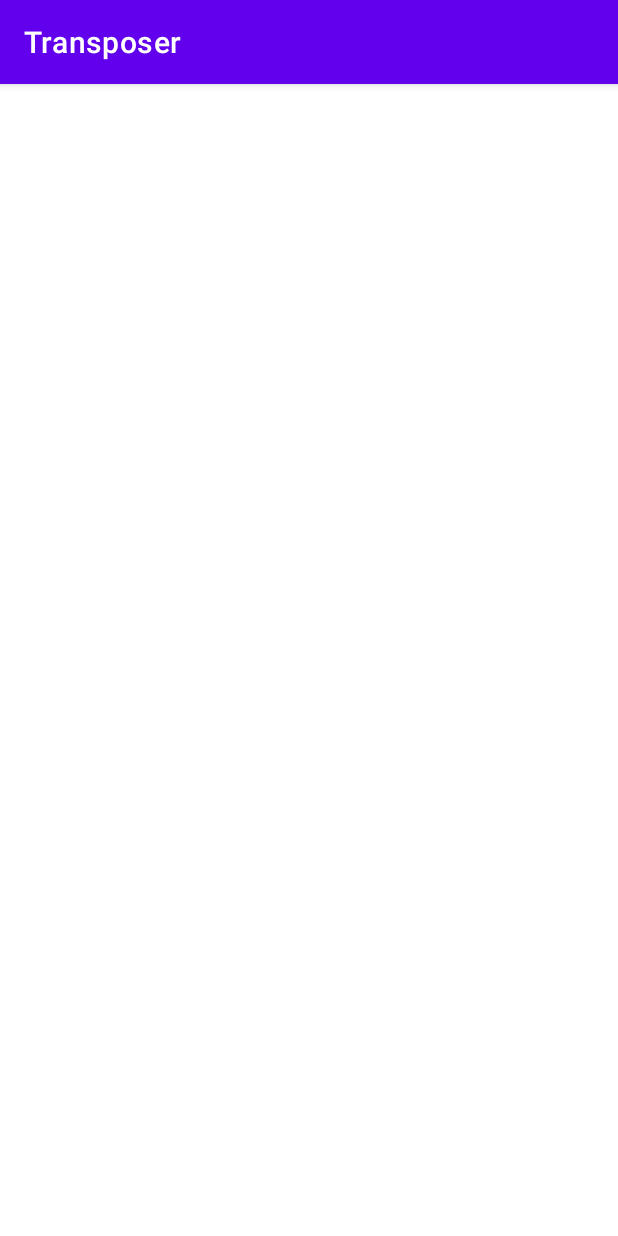
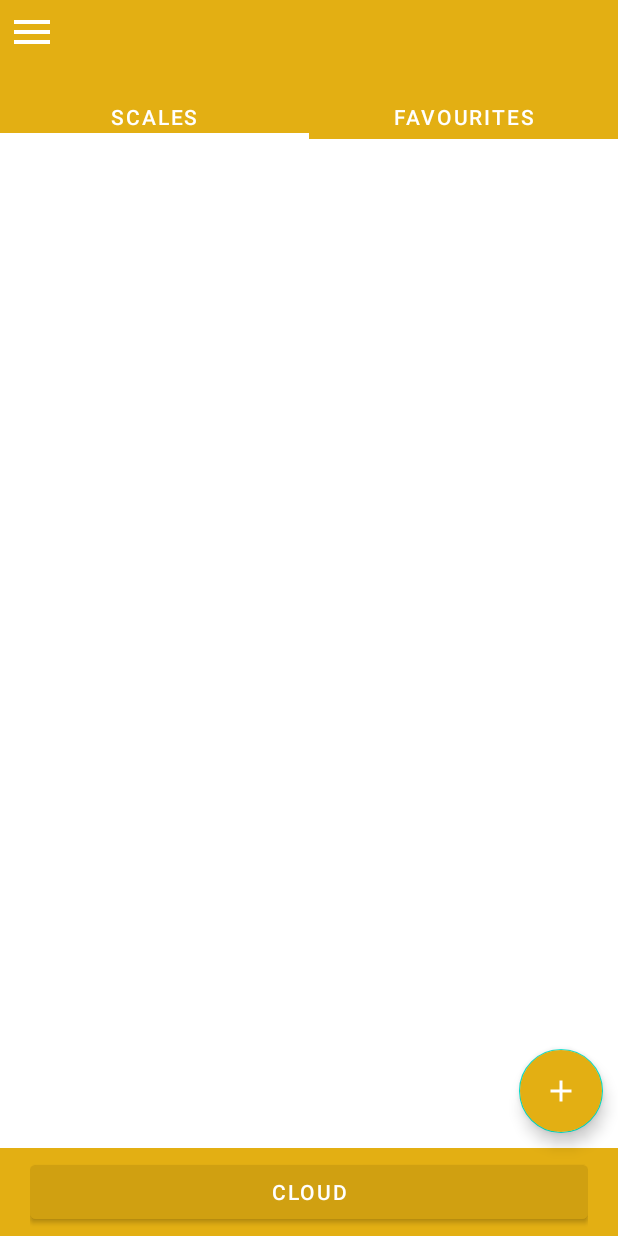
Before and after one commit to enteraname74/Transposer, an Android app: the screen it shows after launch (MainActivity), on a phone screen of 412 x 824 dp. Run offline under Robolectric (Android 15) with nearby library versions, the phone set to English and light mode, and no system bars.

Commit message:
Add basic style for the app

```diff
--- a/app/src/main/java/com/github/enteraname74/transposer/MainActivity.kt
+++ b/app/src/main/java/com/github/enteraname74/transposer/MainActivity.kt
@@ -2,7 +2,6 @@ package com.github.enteraname74.transposer
 
 import androidx.appcompat.app.AppCompatActivity
 import android.os.Bundle
-import com.github.enteraname74.Transposer.R
 
 class MainActivity : AppCompatActivity() {
     override fun onCreate(savedInstanceState: Bundle?) {
--- /dev/null
+++ b/app/src/main/res/drawable/ic_add.xml
@@ -0,0 +1,5 @@
+<vector android:height="24dp" android:tint="#FFFFFF"
+    android:viewportHeight="24" android:viewportWidth="24"
+    android:width="24dp" xmlns:android="http://schemas.android.com/apk/res/android">
+    <path android:fillColor="@android:color/white" android:pathData="M19,13h-6v6h-2v-6H5v-2h6V5h2v6h6v2z"/>
+</vector>
--- /dev/null
+++ b/app/src/main/res/drawable/ic_menu.xml
@@ -0,0 +1,5 @@
+<vector android:height="24dp" android:tint="#000000"
+    android:viewportHeight="24" android:viewportWidth="24"
+    android:width="24dp" xmlns:android="http://schemas.android.com/apk/res/android">
+    <path android:fillColor="@android:color/white" android:pathData="M3,18h18v-2L3,16v2zM3,13h18v-2L3,11v2zM3,6v2h18L21,6L3,6z"/>
+</vector>
--- a/app/src/main/res/layout/activity_main.xml
+++ b/app/src/main/res/layout/activity_main.xml
@@ -1,17 +1,84 @@
 <?xml version="1.0" encoding="utf-8"?>
-<androidx.constraintlayout.widget.ConstraintLayout xmlns:android="http://schemas.android.com/apk/res/android"
+<LinearLayout xmlns:android="http://schemas.android.com/apk/res/android"
     xmlns:app="http://schemas.android.com/apk/res-auto"
-    xmlns:tools="http://schemas.android.com/tools"
     android:layout_width="match_parent"
-    android:layout_height="match_parent">
+    android:layout_height="match_parent"
+    android:orientation="vertical">
 
-    <TextView
+    <LinearLayout
+        android:layout_width="match_parent"
+        android:layout_height="wrap_content"
+        android:background="@color/primary_color"
+        android:orientation="vertical"
+        android:paddingBottom="20dp">
+
+        <ImageView
+            android:contentDescription="@string/menu_image"
+            android:layout_margin="5dp"
+            android:layout_width="32dp"
+            android:layout_height="32dp"
+            android:src="@drawable/ic_menu"
+            app:tint="@color/white" />
+    </LinearLayout>
+
+    <com.google.android.material.tabs.TabLayout
+        android:id="@+id/tab_layout"
+        android:layout_width="match_parent"
+        android:layout_height="30dp"
+        android:background="@color/primary_color"
+        app:tabMode="fixed"
+        app:tabIndicatorGravity="bottom"
+        app:tabTextColor="@color/white"
+        app:tabSelectedTextColor="@color/white"
+        app:tabIndicatorAnimationMode="elastic"
+        app:tabIndicatorHeight="4dp"
+        app:tabIndicatorColor="@color/white">
+
+        <com.google.android.material.tabs.TabItem
+            android:layout_width="wrap_content"
+            android:layout_height="wrap_content"
+            android:text="@string/scales" />
+
+        <com.google.android.material.tabs.TabItem
+            android:layout_width="wrap_content"
+            android:layout_height="wrap_content"
+            android:text="@string/favourites" />
+
+    </com.google.android.material.tabs.TabLayout>
+
+    <androidx.viewpager2.widget.ViewPager2
+        android:id="@+id/view_pager"
+        android:layout_width="match_parent"
+        android:layout_weight="1"
+        android:layout_height="0dp">
+
+    </androidx.viewpager2.widget.ViewPager2>
+
+    <com.google.android.material.floatingactionbutton.FloatingActionButton
+        android:contentDescription="@string/add_button"
         android:layout_width="wrap_content"
         android:layout_height="wrap_content"
-        android:text="Hello World!"
-        app:layout_constraintBottom_toBottomOf="parent"
-        app:layout_constraintEnd_toEndOf="parent"
-        app:layout_constraintStart_toStartOf="parent"
-        app:layout_constraintTop_toTopOf="parent" />
+        android:layout_gravity="end"
+        android:layout_margin="10dp"
+        android:backgroundTint="@color/primary_color"
+        android:src="@drawable/ic_add"
+        app:tint="@color/white"/>
 
-</androidx.constraintlayout.widget.ConstraintLayout>
+    <LinearLayout
+        android:layout_width="match_parent"
+        android:layout_height="wrap_content"
+        android:background="@color/primary_color"
+        android:paddingStart="20dp"
+        android:paddingEnd="20dp"
+        android:paddingTop="5dp"
+        android:paddingBottom="5dp">
+
+        <Button
+            android:layout_width="match_parent"
+            android:layout_height="wrap_content"
+            android:text="@string/cloud"
+            android:backgroundTint="@color/secondary_color"/>
+
+    </LinearLayout>
+
+</LinearLayout>
--- a/app/src/main/res/values-night/themes.xml
+++ b/app/src/main/res/values-night/themes.xml
@@ -1,6 +1,6 @@
 <resources xmlns:tools="http://schemas.android.com/tools">
     <!-- Base application theme. -->
-    <style name="Theme.Transposer" parent="Theme.MaterialComponents.DayNight.DarkActionBar">
+    <style name="Theme.Transposer" parent="Theme.MaterialComponents.DayNight.NoActionBar">
         <!-- Primary brand color. -->
         <item name="colorPrimary">@color/purple_200</item>
         <item name="colorPrimaryVariant">@color/purple_700</item>
--- a/app/src/main/res/values/colors.xml
+++ b/app/src/main/res/values/colors.xml
@@ -7,4 +7,7 @@
     <color name="teal_700">#FF018786</color>
     <color name="black">#FF000000</color>
     <color name="white">#FFFFFFFF</color>
+
+    <color name="primary_color">#E3AF13</color>
+    <color name="secondary_color">#D0A011</color>
 </resources>
--- a/app/src/main/res/values/strings.xml
+++ b/app/src/main/res/values/strings.xml
@@ -1,3 +1,8 @@
 <resources>
     <string name="app_name">Transposer</string>
+    <string name="scales">Scales</string>
+    <string name="favourites">Favourites</string>
+    <string name="menu_image">menu image</string>
+    <string name="cloud">CLOUD</string>
+    <string name="add_button">Add button</string>
 </resources>
--- a/app/src/main/res/values/themes.xml
+++ b/app/src/main/res/values/themes.xml
@@ -1,6 +1,6 @@
 <resources xmlns:tools="http://schemas.android.com/tools">
     <!-- Base application theme. -->
-    <style name="Theme.Transposer" parent="Theme.MaterialComponents.DayNight.DarkActionBar">
+    <style name="Theme.Transposer" parent="Theme.MaterialComponents.DayNight.NoActionBar">
         <!-- Primary brand color. -->
         <item name="colorPrimary">@color/purple_500</item>
         <item name="colorPrimaryVariant">@color/purple_700</item>
@@ -10,7 +10,8 @@
         <item name="colorSecondaryVariant">@color/teal_700</item>
         <item name="colorOnSecondary">@color/black</item>
         <!-- Status bar color. -->
-        <item name="android:statusBarColor" tools:targetApi="l">?attr/colorPrimaryVariant</item>
+        <item name="android:statusBarColor" >@color/primary_color</item>
         <!-- Customize your theme here. -->
+        <item name="android:navigationBarColor">@color/primary_color</item>
     </style>
 </resources>
```
